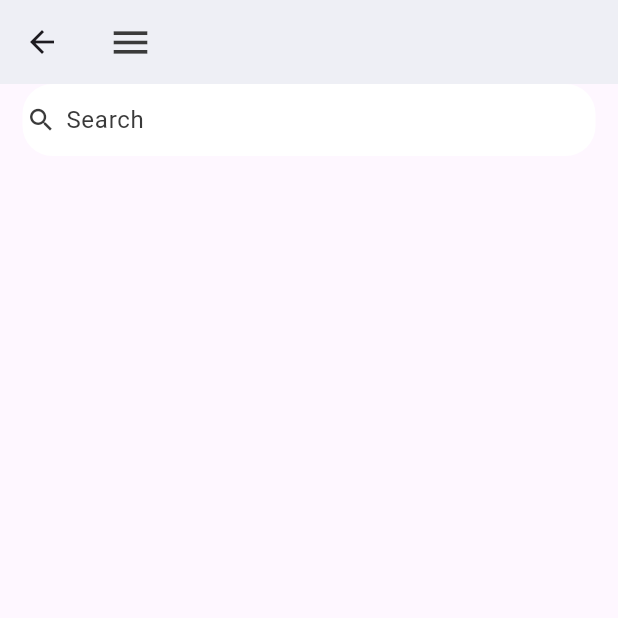
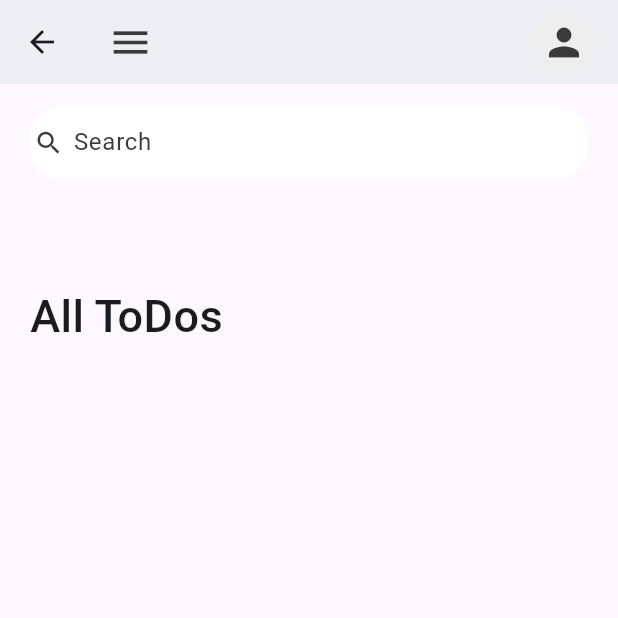
Before and after one commit to seeeewani/todo, a Flutter app: the Home screen opened directly, on a phone screen of 412 x 824 dp, the top half of it. Run offline on Flutter 3.47's test engine with Material 3 defaults, Android fonts, the phone set to English and light mode, and no system bars.

```diff
--- a/lib/screens/home.dart
+++ b/lib/screens/home.dart
@@ -10,13 +10,46 @@ class Home extends StatelessWidget {
     return Scaffold(
       appBar: _buildAppBar(),
       body: Container(
-            padding: const EdgeInsets.symmetric(horizontal: 15),
+        padding: const EdgeInsets.symmetric(
+          horizontal: 20,
+          vertical: 15,
+        ),
         child: Column(
           children: [
-                Container(
+            _searchBox(),
+            const SizedBox(height: 20),
+            Expanded(
+              child: ListView(
+                children: const [
+                  Padding(
+                    padding: EdgeInsets.only(
+                      top: 50,
+                      bottom: 20,
+                    ),
+                    child: Text(
+                      'All ToDos',
+                      style: TextStyle(
+                        fontSize: 30,
+                        fontWeight: FontWeight.w500,
+                      ),
+                    ),
+                  ),
+                ],
+              ),
+            ),
+          ],
+        ),
+      ),
+    );
+  }
+
+  // Widget for the search box
+  Widget _searchBox() {
+    return Container(
       decoration: BoxDecoration(
         color: Colors.white,
-                        borderRadius: BorderRadius.circular(20)),
+        borderRadius: BorderRadius.circular(20),
+      ),
       child: const TextField(
         decoration: InputDecoration(
           contentPadding: EdgeInsets.all(0),
@@ -33,11 +66,11 @@ class Home extends StatelessWidget {
           hintText: 'Search',
           hintStyle: TextStyle(color: tdBlack),
         ),
-                    ))
-              ],
-            )));
+      ),
+    );
   }
 
+  // AppBar widget
   AppBar _buildAppBar() {
     return AppBar(
       backgroundColor: tdBGColor,
@@ -53,9 +86,16 @@ class Home extends StatelessWidget {
           Container(
             height: 40,
             width: 40,
-              child: const ClipRRect(),
-            )
+            decoration: BoxDecoration(
+              borderRadius: BorderRadius.circular(20),
+              color:
+                  Colors.grey.shade200, // Background color for the placeholder
+            ),
+            child: const Icon(Icons.person,
+                color: tdBlack, size: 30), // Placeholder for a profile picture
+          ),
         ],
-        ));
+      ),
+    );
   }
 }
```
Lines whose indentation alone changed are shown as unchanged.
